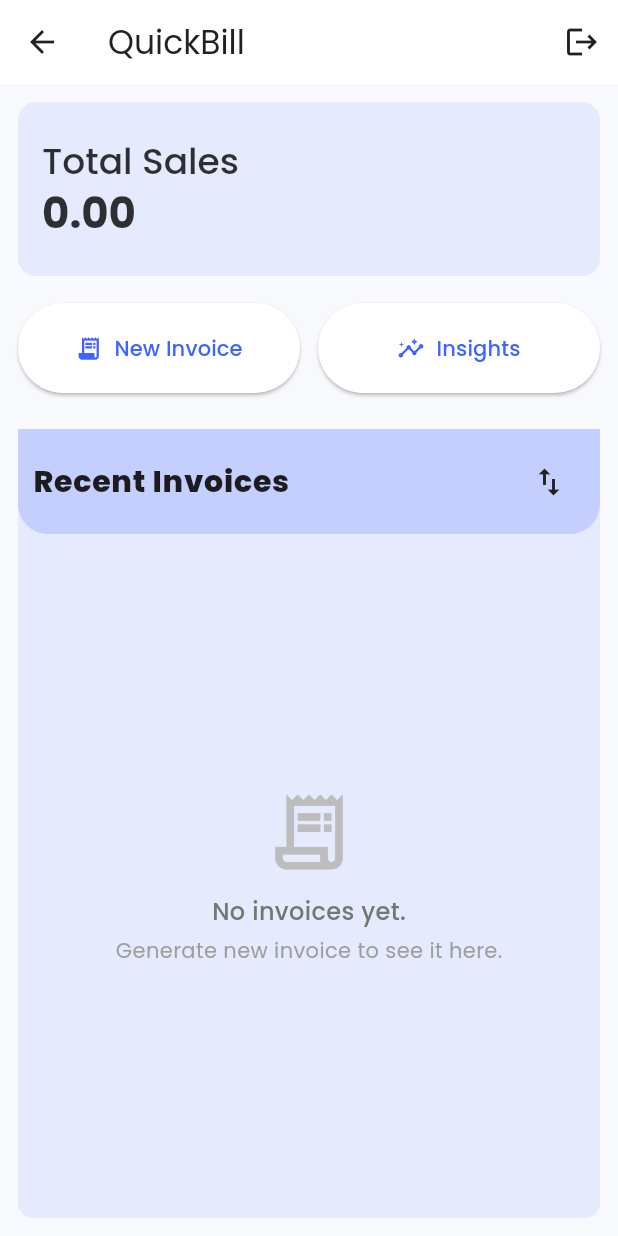
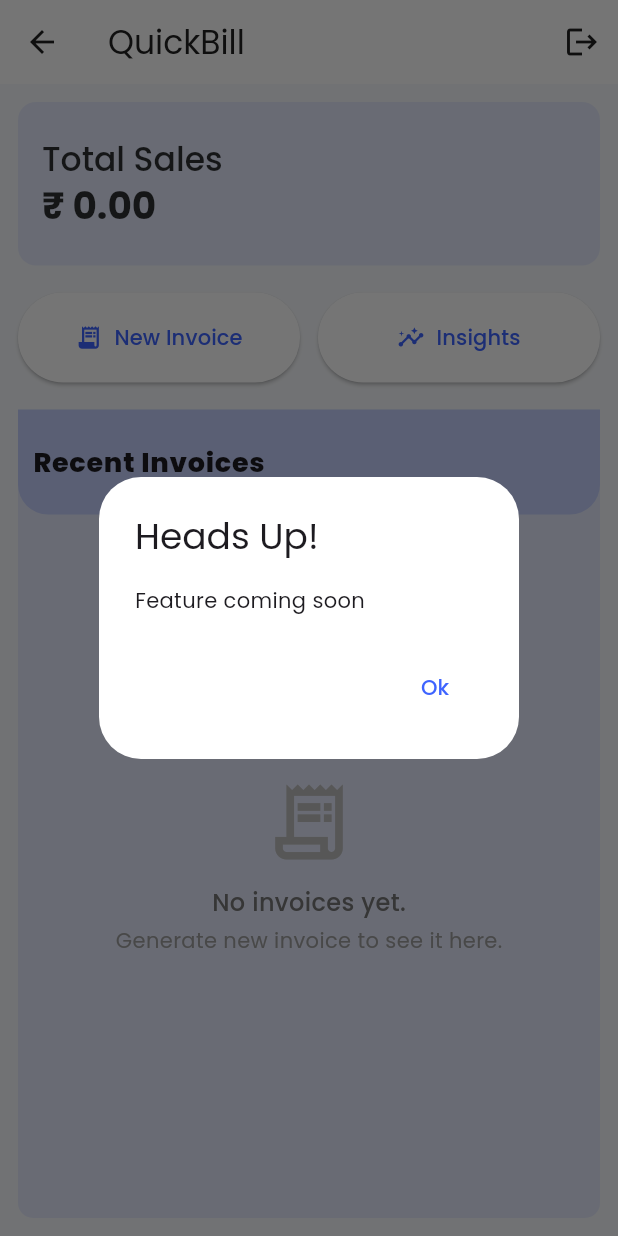
Before and after one commit to gaara40/QuickBill, a Flutter app: the DashboardScreen screen opened directly, after a tap on "Insights", on a phone screen of 412 x 824 dp. Run offline on Flutter 3.47's test engine with Material 3 defaults, Android fonts, the phone set to English and light mode, and no system bars; our stand-ins replace firebase_auth, firebase_core, flutter_riverpod, google_fonts, hive, hive_flutter; accounts and stored records are empty.

Commit message:
Dashboard UI enhancements

```diff
--- a/lib/screens/dashboard_screen.dart
+++ b/lib/screens/dashboard_screen.dart
@@ -84,16 +84,16 @@ class DashboardScreen extends ConsumerWidget {
                       Text(
                         'Total Sales',
                         style: theme.textTheme.headlineSmall?.copyWith(
-                          fontSize: 24,
+                          fontSize: 22,
                           fontWeight: FontWeight.w500,
                           color: Color.fromRGBO(0, 0, 0, 0.8),
                         ),
                       ),
 
                       Text(
-                        totalSales.toStringAsFixed(2),
+                        '₹ ${totalSales.toStringAsFixed(2)}',
                         style: theme.textTheme.headlineMedium?.copyWith(
-                          fontSize: 28,
+                          fontSize: 25,
                           fontWeight: FontWeight.bold,
                           color: Color.fromRGBO(0, 0, 0, 0.8),
                         ),
@@ -125,7 +125,25 @@ class DashboardScreen extends ConsumerWidget {
                 const SizedBox(width: 12),
                 Expanded(
                   child: ElevatedButton.icon(
-                    onPressed: () {}, // TODO: Navigate to Insights
+                    onPressed: () {
+                      showDialog(
+                        context: context,
+                        builder: (_) {
+                          return AlertDialog(
+                            title: Text('Heads Up!'),
+                            content: Text('Feature coming soon'),
+                            actions: [
+                              TextButton(
+                                onPressed: () {
+                                  Navigator.pop(context);
+                                },
+                                child: Text('Ok'),
+                              ),
+                            ],
+                          );
+                        },
+                      );
+                    }, // TODO: Navigate to Insights
                     icon: const Icon(Icons.insights),
                     label: const Text('Insights'),
                     style: ElevatedButton.styleFrom(
@@ -136,7 +154,7 @@ class DashboardScreen extends ConsumerWidget {
                 ),
               ],
             ),
-            const SizedBox(height: 24),
+            const SizedBox(height: 18),
             Expanded(child: RecentInvoices()),
           ],
         ),
--- a/lib/widgets/recent_invoices.dart
+++ b/lib/widgets/recent_invoices.dart
@@ -38,13 +38,11 @@ class RecentInvoices extends ConsumerWidget {
                   child: Text(
                     'Recent Invoices',
                     style: theme.textTheme.bodyLarge?.copyWith(
-                      fontSize: 20,
+                      fontSize: 18,
                       fontWeight: FontWeight.w800,
                     ),
                   ),
                 ),
-
-                IconButton(onPressed: () {}, icon: Icon(Icons.swap_vert)),
               ],
             ),
           ),
```
